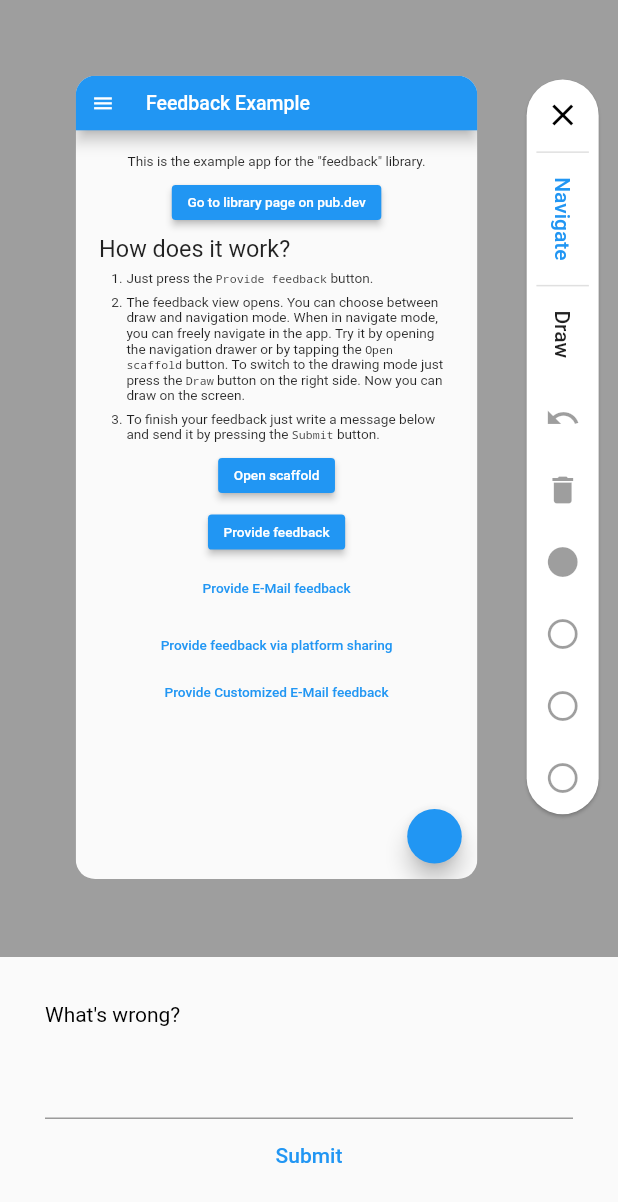
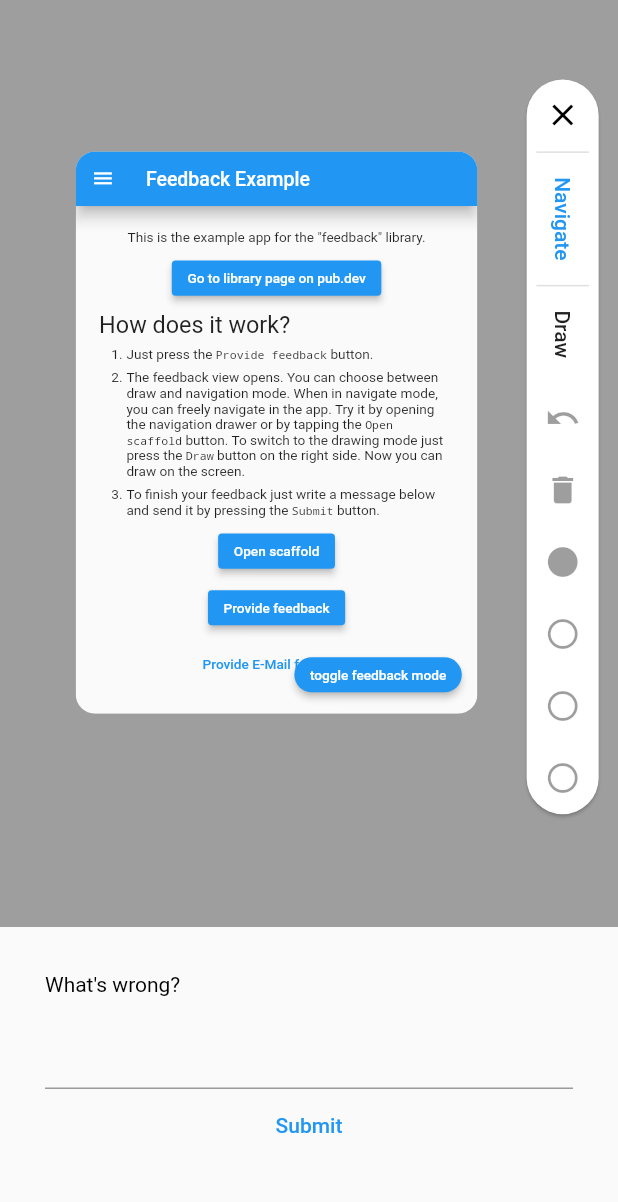
Before and after one commit to ueman/feedback, a Flutter app: the screen it shows after launch, after a tap on "Provide feedback", on a phone screen of 412 x 824 dp. Shown: the top 1202 px of the screen. Run offline on Flutter 3.47's test engine with Material 2 defaults, Android fonts, the phone set to English and light mode, and no system bars; drawn by our look-alikes of flutter_markdown; our stand-ins replace share; missing offline and left inert: flutter_email_sender.

Commit message:
commit before refactoring entire feedback alignment

```diff
--- a/example/lib/main.dart
+++ b/example/lib/main.dart
@@ -13,31 +13,7 @@ import 'package:path_provider/path_provider.dart';
 import 'package:share/share.dart';
 import 'package:url_launcher/url_launcher.dart';
 
-enum _FeedbackType {
-  bug_report,
-  feature_request,
-}
-
-enum _FeedbackRating {
-  horrible,
-  bad,
-  neutral,
-  good,
-  great,
-}
-
-@immutable
-class _CustomFeedback {
-  const _CustomFeedback({
-    required this.feedbackType,
-    required this.feedbackText,
-    required this.rating,
-  });
-
-  final _FeedbackType feedbackType;
-  final String feedbackText;
-  final int? rating;
-}
+import 'custom_feedback.dart';
 
 void main() {
   runApp(const MyApp());
@@ -50,54 +26,24 @@ class MyApp extends StatefulWidget {
   _MyAppState createState() => _MyAppState();
 }
 
+bool _useCustomFeedback = false;
+
 class _MyAppState extends State<MyApp> {
-  bool _useCustomFeedback = false;
-
   @override
   Widget build(BuildContext context) {
-    // Use customized widgets for collecting and submitting user feedback.
-    if (_useCustomFeedback) {
-      return BetterFeedback(
-        child: MaterialApp(
-          title: 'Feedback Demo',
-          theme: ThemeData(
-            primarySwatch: Colors.blue,
-          ),
-          home: MyHomePage(_toggleCustomizedFeedback),
-        ),
-        theme: FeedbackThemeData(
-          background: Colors.grey,
-          feedbackSheetColor: Colors.grey[50]!,
-          drawColors: [
-            Colors.red,
-            Colors.green,
-            Colors.blue,
-            Colors.yellow,
-          ],
-        ),
-        localizationsDelegates: const [
-          GlobalMaterialLocalizations.delegate,
-          GlobalCupertinoLocalizations.delegate,
-          GlobalWidgetsLocalizations.delegate,
-          GlobalFeedbackLocalizationsDelegate(),
-        ],
-        localeOverride: const Locale('en'),
-        mode: FeedbackMode.navigate,
-        pixelRatio: 1,
-        getFeedback: (onSubmit) {
-          return Container();
-        },
-      );
-    }
-    // Use the default text field for collecting and submitting user feedback.
     return BetterFeedback(
       child: MaterialApp(
         title: 'Feedback Demo',
         theme: ThemeData(
-          primarySwatch: Colors.blue,
+          primarySwatch: _useCustomFeedback ? Colors.green : Colors.blue,
         ),
         home: MyHomePage(_toggleCustomizedFeedback),
       ),
+      // If custom feedback is not enabled, supply null and the default text
+      // feedback form will be used.
+      getFeedback: _useCustomFeedback
+          ? (onSubmit) => CustomFeedbackForm(onSubmit: onSubmit)
+          : null,
       theme: FeedbackThemeData(
         background: Colors.grey,
         feedbackSheetColor: Colors.grey[50]!,
@@ -133,7 +79,9 @@ class MyHomePage extends StatelessWidget {
   Widget build(BuildContext context) {
     return Scaffold(
       appBar: AppBar(
-        title: const Text('Feedback Example'),
+        title: Text(_useCustomFeedback
+            ? '(Custom) Feedback Example'
+            : 'Feedback Example'),
       ),
       drawer: Drawer(
         child: Container(color: Colors.blue),
@@ -185,15 +133,14 @@ class MyHomePage extends StatelessWidget {
                 onPressed: () {
                   BetterFeedback.of(context)!.show(
                     (
-                      Object feedbackText,
+                      Object feedback,
                       Uint8List? feedbackScreenshot,
                     ) async {
                       // upload to server, share whatever
                       // for example purposes just show it to the user
                       alertFeedbackFunction(
                         context,
-                        // We have to cast feedback to the appropriate type
-                        feedbackText as String,
+                        _feedbackToString(feedback),
                         feedbackScreenshot,
                       );
                     },
@@ -207,7 +154,7 @@ class MyHomePage extends StatelessWidget {
                   onPressed: () {
                     BetterFeedback.of(context)!.show(
                       (
-                        Object feedbackText,
+                        Object feedback,
                         Uint8List? feedbackScreenshot,
                       ) async {
                         // draft an email and send to developer
@@ -215,8 +162,7 @@ class MyHomePage extends StatelessWidget {
                             await writeImageToStorage(feedbackScreenshot!);
 
                         final Email email = Email(
-                          // We have to cast feedback to the appropriate type
-                          body: feedbackText as String,
+                          body: _feedbackToString(feedback),
                           subject: 'App Feedback',
                           recipients: ['john.doe@flutter.dev'],
                           attachmentPaths: [screenshotFilePath],
@@ -233,7 +179,7 @@ class MyHomePage extends StatelessWidget {
                   onPressed: () {
                     BetterFeedback.of(context)!.show(
                       (
-                        Object feedbackText,
+                        Object feedback,
                         Uint8List? feedbackScreenshot,
                       ) async {
                         final screenshotFilePath =
@@ -241,35 +187,8 @@ class MyHomePage extends StatelessWidget {
 
                         await Share.shareFiles(
                           [screenshotFilePath],
-
-                          // We have to cast feedback to the appropriate type
-                          text: feedbackText as String,
+                          text: _feedbackToString(feedback),
                         );
-                      },
-                    );
-                  },
-                ),
-                TextButton(
-                  child: const Text('Provide Customized E-Mail feedback'),
-                  onPressed: () {
-                    BetterFeedback.of(context)!.show(
-                      (
-                        Object feedbackText,
-                        Uint8List? feedbackScreenshot,
-                      ) async {
-                        // draft an email and send to developer
-                        final screenshotFilePath =
-                            await writeImageToStorage(feedbackScreenshot!);
-
-                        final Email email = Email(
-                          // We have to cast feedback to the appropriate type
-                          body: feedbackText as String,
-                          subject: 'App Feedback',
-                          recipients: ['john.doe@flutter.dev'],
-                          attachmentPaths: [screenshotFilePath],
-                          isHTML: false,
-                        );
-                        await FlutterEmailSender.send(email);
                       },
                     );
                   },
@@ -279,7 +198,12 @@ class MyHomePage extends StatelessWidget {
           ),
         ),
       ),
-      floatingActionButton: FloatingActionButton(
+      floatingActionButton: MaterialButton(
+        color: Theme.of(context).primaryColor,
+        shape: const RoundedRectangleBorder(
+            borderRadius: BorderRadius.all(Radius.circular(20))),
+        child: const Text('toggle feedback mode',
+            style: TextStyle(color: Colors.white)),
         onPressed: () => toggleCustomizedFeedback(),
       ),
     );
@@ -354,3 +278,12 @@ Future<void> createGitlabIssueFromFeedback(BuildContext context) async {
     );
   });
 }
+
+String _feedbackToString(Object feedback) {
+  if (feedback is String) {
+    return feedback;
+  }
+  // We must currently be using the custom feedback form. Cast to the correct
+  // type and convert to string.
+  return (feedback as CustomFeedback).toString();
+}
--- a/lib/src/better_feedback.dart
+++ b/lib/src/better_feedback.dart
@@ -22,7 +22,7 @@ class BetterFeedback extends StatefulWidget {
   const BetterFeedback({
     Key? key,
     required this.child,
-    this.getFeedback = getStringFeedback,
+    this.getFeedback,
     this.theme,
     this.localizationsDelegates,
     this.localeOverride,
@@ -41,7 +41,7 @@ class BetterFeedback extends StatefulWidget {
   /// submit function with their completed feedback.
   /// Defaults to [getStringFeedback] which uses a single editable text field to
   /// prompt for input and submit a string.
-  final GetFeedback getFeedback;
+  final GetFeedback? getFeedback;
 
   /// Theme wich gets used to style the feedback mode.
   final FeedbackThemeData? theme;
@@ -74,7 +74,7 @@ class BetterFeedback extends StatefulWidget {
   /// for the underlying implementation.
   final double pixelRatio;
 
-  /// Call `CustomizedBetterFeedback.of(context)` to get an
+  /// Call `BetterFeedback.of(context)` to get an
   /// instance of [FeedbackData] on which you can call `.show()` or `.hide()`
   /// to enable or disable the feedback view.
   static FeedbackData? of(BuildContext context) =>
@@ -119,7 +119,7 @@ class _BetterFeedbackState extends State<BetterFeedback> {
                 drawColors: FeedbackTheme.of(context).drawColors,
                 mode: widget.mode,
                 pixelRatio: widget.pixelRatio,
-                getFeedback: widget.getFeedback,
+                getFeedback: widget.getFeedback ?? getStringFeedback,
               );
             },
           ),
@@ -150,7 +150,7 @@ class FeedbackData extends InheritedWidget {
   }
 
   /// Shows the feedback view
-  void show(OnFeedbackCallback<Object> callback) => controller.show(callback);
+  void show(OnFeedbackCallback callback) => controller.show(callback);
 
   /// Hides the feedback view
   void hide() => controller.hide();
--- a/lib/src/feedback_bottom_sheet.dart
+++ b/lib/src/feedback_bottom_sheet.dart
@@ -1,4 +1,5 @@
 import 'package:feedback/src/better_feedback.dart';
+import 'package:feedback/src/theme/feedback_theme.dart';
 import 'package:flutter/material.dart';
 
 /// Shows the text input in which the user can describe his feedback.
@@ -14,14 +15,24 @@ class FeedbackBottomSheet extends StatelessWidget {
 
   @override
   Widget build(BuildContext context) {
-    return Overlay(
-      initialEntries: [
-        OverlayEntry(
-          builder: (context) {
-            return getFeedback(onSubmit);
-          },
+    // We need to supply a navigator so that the contents of the bottom sheet
+    // have access to an overlay (overlays are used by many material widgets
+    // such as `TextField`.
+    // Typically, the navigator would be fetched from `MaterialApp`, but
+    // `BetterFeedback` should be used above `MaterialApp` in the widget tree so
+    // that the nested navigation in navigate mode works properly.
+    return Navigator(
+      onGenerateRoute: (_) => MaterialPageRoute<void>(
+        builder: (context) => Material(
+          color: FeedbackTheme.of(context).feedbackSheetColor,
+          child: SingleChildScrollView(
+            child: Container(
+              padding: const EdgeInsets.all(30),
+              child: getFeedback(onSubmit),
+            ),
+          ),
         ),
-      ],
+      ),
     );
   }
 }
--- a/lib/src/feedback_controller.dart
+++ b/lib/src/feedback_controller.dart
@@ -6,9 +6,9 @@ class FeedbackController extends ChangeNotifier {
 
   bool get isVisible => _isVisible;
 
-  OnFeedbackCallback<Object>? onFeedback;
+  OnFeedbackCallback? onFeedback;
 
-  void show(OnFeedbackCallback<Object> onFeedback) {
+  void show(OnFeedbackCallback onFeedback) {
     _isVisible = true;
     this.onFeedback = onFeedback;
     notifyListeners();
--- a/lib/src/feedback_functions.dart
+++ b/lib/src/feedback_functions.dart
@@ -3,10 +3,10 @@ import 'dart:typed_data';
 import 'package:flutter/material.dart';
 
 /// Function which gets called when the user submits his feedback.
-/// [feedback] is the user generated feedback text.
+/// [feedback] is the user generated feedback.
 /// [feedbackScreenshot] is a raw png encoded image.
-typedef OnFeedbackCallback<T> = void Function(
-  T feedback,
+typedef OnFeedbackCallback = void Function(
+  Object feedback,
   Uint8List? feedbackScreenshot,
 );
 
--- a/lib/src/feedback_widget.dart
+++ b/lib/src/feedback_widget.dart
@@ -121,8 +121,12 @@ class FeedbackWidgetState extends State<FeedbackWidget>
             fit: StackFit.passthrough,
             alignment: Alignment.center,
             children: <Widget>[
-              Align(
-                alignment: Alignment.topCenter,
+              Positioned(
+                top: 0,
+                left: 0,
+                right: 0,
+                bottom:
+                    MediaQuery.of(context).size.height * .3 * animation.value,
                 child: ScaleAndClip(
                   scale: scaleAnimation.value,
                   alignmentProgress: animation.value,
@@ -172,7 +176,9 @@ class FeedbackWidgetState extends State<FeedbackWidget>
                   },
                 ),
               ),
-              if (widget.isFeedbackVisible)
+              // only display if feedback is visible or this widget is still
+              // animating out
+              if (widget.isFeedbackVisible || !animation.isDismissed)
                 Positioned(
                   key: const Key('feedback_bottom_sheet'),
                   left: 0,
@@ -180,8 +186,14 @@ class FeedbackWidgetState extends State<FeedbackWidget>
                   // especially if the keyboard is shown
                   bottom: MediaQuery.of(context).viewInsets.bottom,
                   right: 0,
+                  child: SlideTransition(
+                    position: Tween(begin: const Offset(0, 1), end: Offset.zero)
+                        .animate(animation),
                     child: SizedBox(
-                    height: MediaQuery.of(context).size.height,
+                      // TODO(caseycrogers): this height was set by eyeballing,
+                      // it should be defined directly in terms of the scale and
+                      // alignment applied to widget.child above
+                      height: MediaQuery.of(context).size.height / 4,
                       child: FeedbackBottomSheet(
                         getFeedback: widget.getFeedback,
                         onSubmit: (Object feedback) async {
@@ -197,6 +209,7 @@ class FeedbackWidgetState extends State<FeedbackWidget>
                       ),
                     ),
                   ),
+                ),
             ],
           ),
         );
@@ -206,10 +219,10 @@ class FeedbackWidgetState extends State<FeedbackWidget>
 
   @internal
   @visibleForTesting
-  static Future<void> sendFeedback<T>(
-    OnFeedbackCallback<T> onFeedbackSubmitted,
+  static Future<void> sendFeedback(
+    OnFeedbackCallback onFeedbackSubmitted,
     ScreenshotController controller,
-    T feedback,
+    Object feedback,
     double pixelRatio, {
     Duration delay = const Duration(milliseconds: 200),
   }) async {
@@ -236,7 +249,7 @@ class FeedbackWidgetState extends State<FeedbackWidget>
 
   static Future<void> _sendFeedback(
     BuildContext context,
-    OnFeedbackCallback<Object> onFeedbackSubmitted,
+    OnFeedbackCallback onFeedbackSubmitted,
     ScreenshotController controller,
     Object feedback,
     double pixelRatio, {
@@ -246,7 +259,7 @@ class FeedbackWidgetState extends State<FeedbackWidget>
     if (!showKeyboard) {
       _hideKeyboard(context);
     }
-    await sendFeedback<Object>(
+    await sendFeedback(
       onFeedbackSubmitted,
       controller,
       feedback,
--- a/lib/src/scale_and_clip.dart
+++ b/lib/src/scale_and_clip.dart
@@ -17,7 +17,7 @@ class ScaleAndClip extends StatelessWidget {
     return Transform.scale(
       alignment: Alignment(
         -0.3 * alignmentProgress,
-        -0.65 * alignmentProgress,
+        0,
       ),
       scale: scale,
       child: ClipRRect(
--- a/lib/src/string_feedback.dart
+++ b/lib/src/string_feedback.dart
@@ -35,31 +35,19 @@ class _StringFeedbackState extends State<StringFeedback> {
   @override
   Widget build(BuildContext context) {
     return Column(
-      mainAxisSize: MainAxisSize.min,
-      mainAxisAlignment: MainAxisAlignment.end,
-      children: [
-        ColoredBox(
-          color: FeedbackTheme.of(context).feedbackSheetColor,
-          child: Padding(
-            padding: const EdgeInsets.all(30),
-            child: Column(
       crossAxisAlignment: CrossAxisAlignment.stretch,
-              mainAxisSize: MainAxisSize.min,
-              mainAxisAlignment: MainAxisAlignment.end,
       children: <Widget>[
         Text(
           FeedbackLocalizations.of(context).feedbackDescriptionText,
           maxLines: 2,
           style: FeedbackTheme.of(context).bottomSheetDescriptionStyle,
         ),
-                Material(
-                  child: TextField(
+        TextField(
           key: const Key('text_input_field'),
           maxLines: 2,
           minLines: 2,
           controller: controller,
           textInputAction: TextInputAction.done,
-                  ),
         ),
         TextButton(
           key: const Key('submit_feedback_button'),
@@ -71,10 +59,6 @@ class _StringFeedbackState extends State<StringFeedback> {
           },
         ),
       ],
-            ),
-          ),
-        ),
-      ],
     );
   }
 }
```
Also changed, not shown: example/lib/custom_feedback.dart (added, +93 -0 lines), 2 other files. Lines whose indentation alone changed are shown as unchanged.
